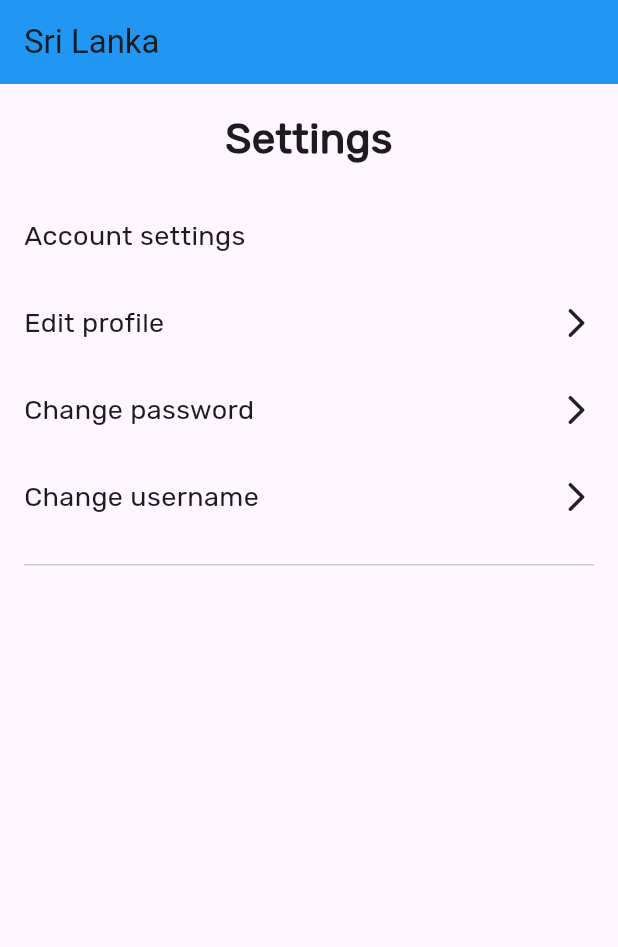
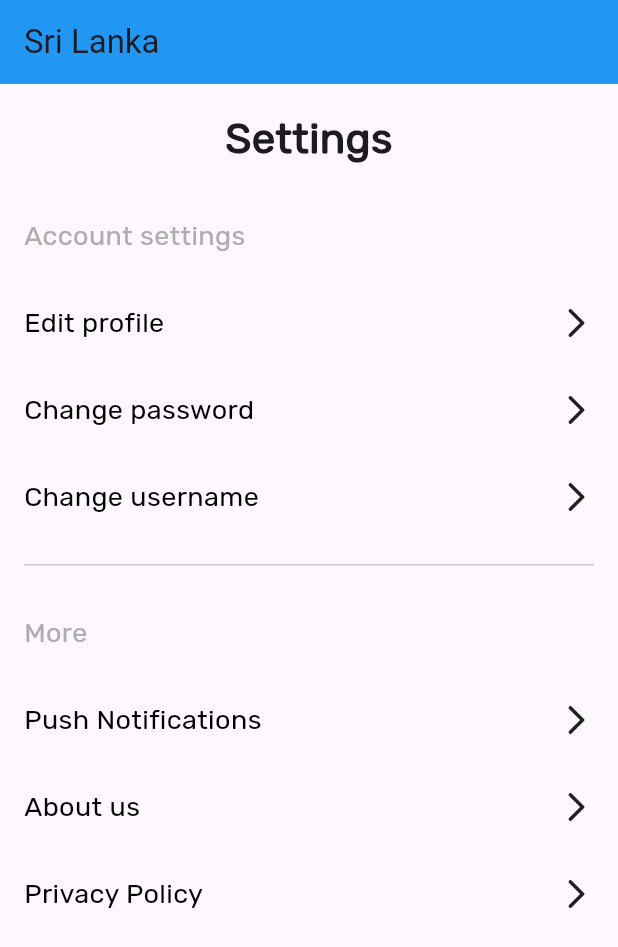
Before and after one commit to randilt/flutter-layouts, a Flutter app: the screen it shows after launch, on a phone screen of 412 x 824 dp. Shown: the top 947 px of the screen. Run offline on Flutter 3.47's test engine with Material 3 defaults, Android fonts, the phone set to English and light mode, and no system bars.

Commit message:
Add additional navigation buttons and update styles on settings page

```diff
--- a/lib/screens/settings_page.dart
+++ b/lib/screens/settings_page.dart
@@ -35,19 +35,17 @@ class SettingsPage extends StatelessWidget {
                   fontSize: 18,
                   fontWeight: FontWeight.w400,
                   fontFamily: 'Rubik',
+                  color: Color(0xFFADADAD),
                 ),
               ),
             ),
             const NavButton(
-              '',
               text: 'Edit profile',
             ),
             const NavButton(
-              '',
               text: 'Change password',
             ),
             const NavButton(
-              '',
               text: 'Change username',
             ),
             Container(
@@ -59,6 +57,28 @@ class SettingsPage extends StatelessWidget {
                 ),
               ),
             ),
+            Container(
+              alignment: Alignment.centerLeft,
+              margin: const EdgeInsets.all(16),
+              child: const Text(
+                "More",
+                style: TextStyle(
+                  fontSize: 18,
+                  fontWeight: FontWeight.w400,
+                  fontFamily: 'Rubik',
+                  color: Color(0xFFADADAD),
+                ),
+              ),
+            ),
+            const NavButton(
+              text: 'Push Notifications',
+            ),
+            const NavButton(
+              text: 'About us',
+            ),
+            const NavButton(
+              text: 'Privacy Policy',
+            ),
           ],
         ));
   }
--- a/lib/shared/nav_button.dart
+++ b/lib/shared/nav_button.dart
@@ -2,7 +2,7 @@ import 'package:flutter/material.dart';
 
 class NavButton extends StatelessWidget {
   final String text;
-  const NavButton(String s, {super.key, required this.text});
+  const NavButton({super.key, required this.text});
 
   @override
   Widget build(BuildContext context) {
@@ -17,6 +17,7 @@ class NavButton extends StatelessWidget {
                 fontSize: 18,
                 fontWeight: FontWeight.w400,
                 fontFamily: 'Rubik',
+                color: Color.fromARGB(255, 0, 0, 0),
               ),
             ),
             const Icon(Icons.arrow_forward_ios_rounded)
```
